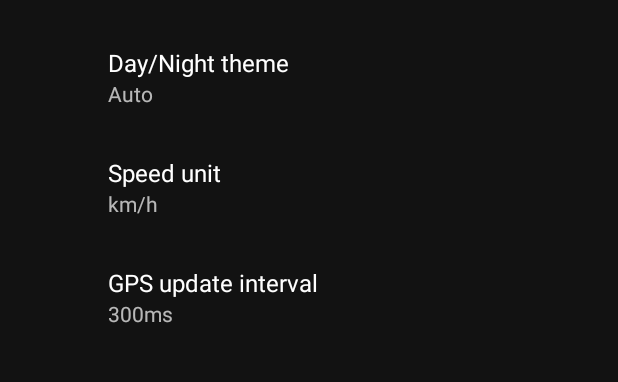
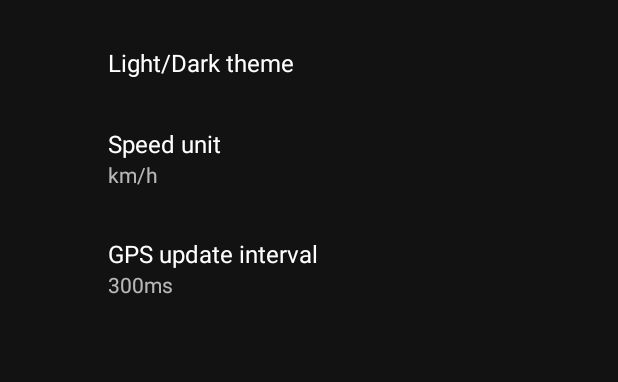
Before and after one commit to ViliusSutkus89/IamSpeed, an Android app: the fragment SettingsFragment shown on its own in the app's theme, on a phone screen of 412 x 824 dp, the part 62-444 px from its top. Run offline under Robolectric (Android 15) with nearby library versions, the phone set to English and light mode, and no system bars; our stand-ins replace androidx.preference.

Commit message:
Rename dayNight setting to light/dark

```diff
--- a/app/src/main/java/com/viliussutkus89/iamspeed/IamSpeedApplication.kt
+++ b/app/src/main/java/com/viliussutkus89/iamspeed/IamSpeedApplication.kt
@@ -19,13 +19,13 @@ class IamSpeedApplication: MultiDexApplication() {
 
     private val preferencesChangeListener =
         SharedPreferences.OnSharedPreferenceChangeListener { sharedPreferences: SharedPreferences?, key: String? ->
-            if (key == Settings.dayNight) {
+            if (key == Settings.lightDark) {
                 updateDayNightMode(sharedPreferences)
             }
         }
 
     private fun updateDayNightMode(sharedPreferences: SharedPreferences?) {
-        val dayNightMode = when (Settings.get(sharedPreferences, Settings.dayNight)) {
+        val dayNightMode = when (Settings.get(sharedPreferences, Settings.lightDark)) {
             "dark" -> AppCompatDelegate.MODE_NIGHT_YES
             "light" -> AppCompatDelegate.MODE_NIGHT_NO
             else -> AppCompatDelegate.MODE_NIGHT_FOLLOW_SYSTEM
--- a/app/src/main/java/com/viliussutkus89/iamspeed/Settings.kt
+++ b/app/src/main/java/com/viliussutkus89/iamspeed/Settings.kt
@@ -4,12 +4,12 @@ import android.content.SharedPreferences
 
 class Settings {
     companion object {
-        const val dayNight = "dayNight"
+        const val lightDark = "lightDark"
         const val speedUnit = "speedUnit"
         const val gpsUpdateInterval = "gpsUpdateInterval"
 
         private val defaults = mapOf(
-            Pair(dayNight, "dark"),
+            Pair(lightDark, "dark"),
             Pair(speedUnit, "kmh"),
             Pair(gpsUpdateInterval, "300ms")
         )
--- a/app/src/main/java/com/viliussutkus89/iamspeed/ui/SettingsFragment.kt
+++ b/app/src/main/java/com/viliussutkus89/iamspeed/ui/SettingsFragment.kt
@@ -25,7 +25,7 @@ class SettingsFragment : PreferenceFragmentCompat(), SharedPreferences.OnSharedP
     }
 
     private fun updateSummaries() {
-        arrayOf(Settings.dayNight, Settings.speedUnit, Settings.gpsUpdateInterval).forEach {
+        arrayOf(Settings.lightDark, Settings.speedUnit, Settings.gpsUpdateInterval).forEach {
             findPreference<ListPreference>(it)?.let { pref ->
                 pref.summary = pref.entry ?: ""
             }
--- a/app/src/main/res/values/arrays.xml
+++ b/app/src/main/res/values/arrays.xml
@@ -11,12 +11,12 @@
         <item>mph</item>
     </array>
 
-    <array name="day_night_labels">
+    <array name="light_dark_labels">
         <item>Auto</item>
         <item>Light</item>
         <item>Dark</item>
     </array>
-    <array name="day_night_values">
+    <array name="light_dark_values">
         <item>auto</item>
         <item>light</item>
         <item>dark</item>
--- a/app/src/main/res/values/strings.xml
+++ b/app/src/main/res/values/strings.xml
@@ -13,7 +13,7 @@
     <string name="menu_settings">Settings</string>
     <string name="menu_about">About</string>
 
-    <string name="preference_day_night">Day/Night theme</string>
+    <string name="preference_light_dark">Light/Dark theme</string>
     <string name="preference_speed_unit">Speed unit</string>
     <string name="gps_update_interval">GPS update interval</string>
 
--- a/app/src/main/res/xml/root_preferences.xml
+++ b/app/src/main/res/xml/root_preferences.xml
@@ -2,9 +2,9 @@
 <PreferenceScreen xmlns:android="http://schemas.android.com/apk/res/android">
         <ListPreference
             android:key="dayNight"
-            android:title="@string/preference_day_night"
-            android:entries="@array/day_night_labels"
-            android:entryValues="@array/day_night_values"
+            android:title="@string/preference_light_dark"
+            android:entries="@array/light_dark_labels"
+            android:entryValues="@array/light_dark_values"
             android:defaultValue="auto" />
 
         <ListPreference
```
